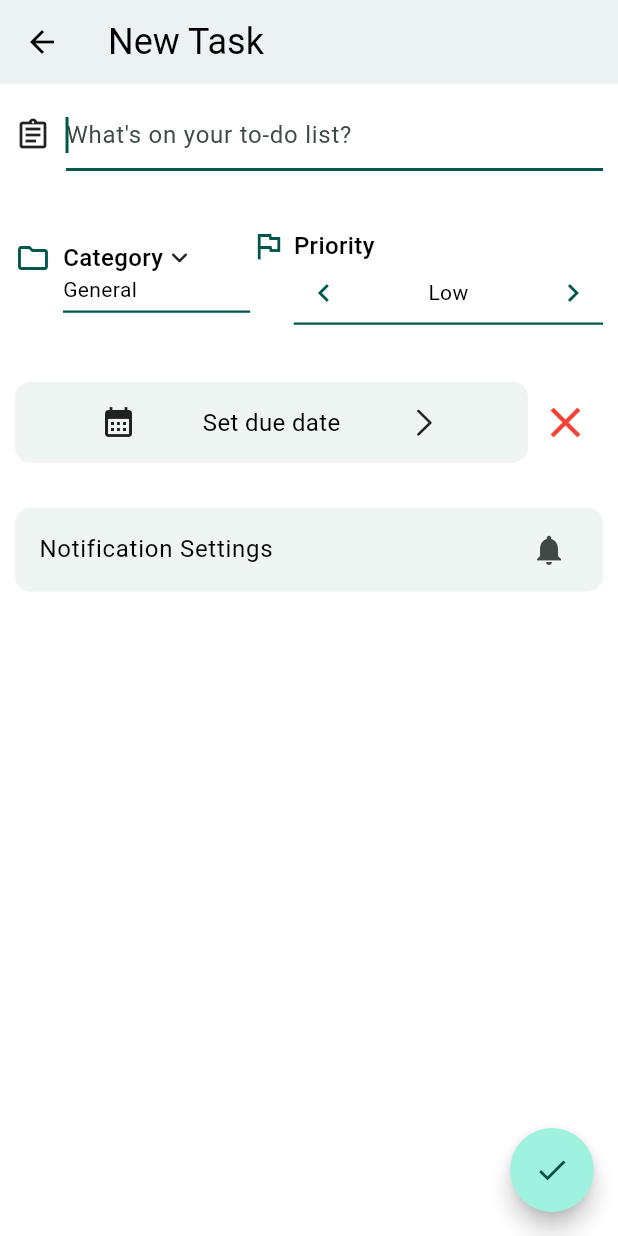
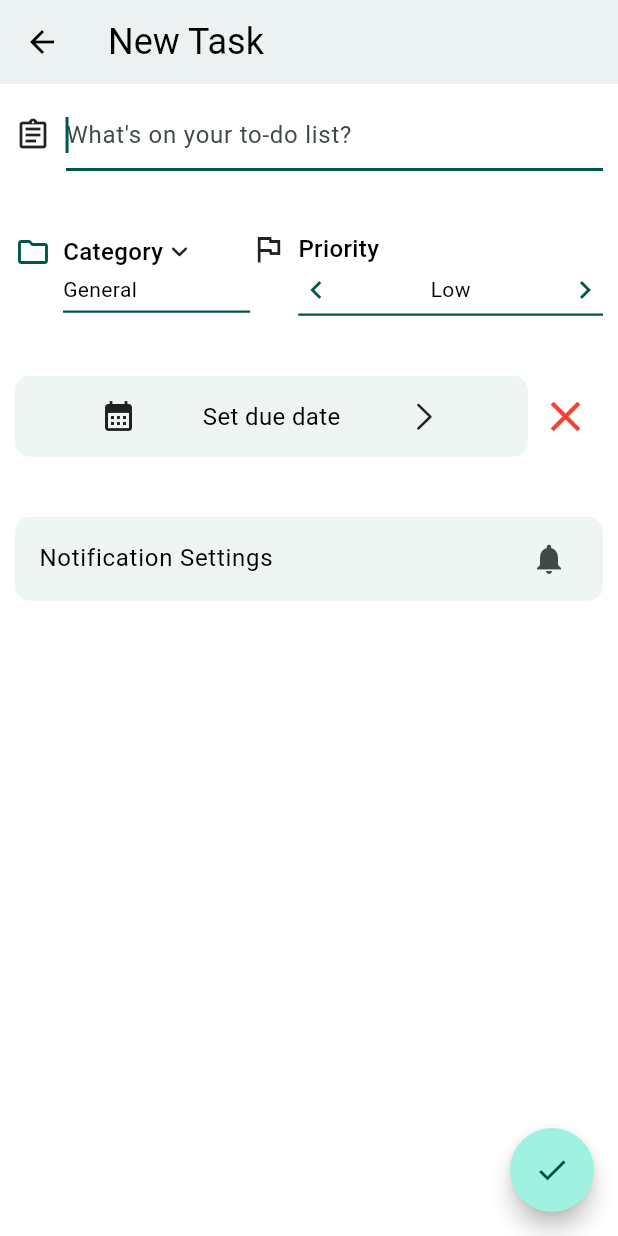
Before and after one commit to HP1324/darrt, a Flutter app: the TaskEditorPage screen opened directly, on a phone screen of 412 x 824 dp. Run offline on Flutter 3.47's test engine with Material 3 defaults, Android fonts, the phone set to English and light mode, and no system bars; drawn by our look-alikes of toastification; our stand-ins replace awesome_notifications, fl_chart, flex_color_scheme, font_awesome_flutter, get_storage, iconsax and 3 more; accounts and stored records are empty.

```diff
--- a/lib/view_models/priority_view_model.dart
+++ b/lib/view_models/priority_view_model.dart
@@ -2,18 +2,8 @@ import 'package:flutter/material.dart';
 import 'package:minimaltodo/theme/app_theme.dart';
 
 class PriorityViewModel extends ChangeNotifier{
-  // List<String> priorities = ["Urgent", "High", "Medium", "Low"];
-  // int? currentValue = 3;
-  // String? currentPriority;
-  // Color labelColor = Colors.black;
-  // Color? chipColor;
-  // void updatePriority(bool selected, int index){
-  //   currentValue = selected ? index : null;
-  //   currentValue ??= 3;
-  //   currentPriority = priorities[currentValue!];
-  //   notifyListeners();
-  // }
-  List<String> priorities = ["Urgent", "High", "Medium", "Low"];
+
+  List<String> priorities = ["Urgent",  "High", "Medium", "Low"];
   int currentValue = 3;  // Default to Low
   String get currentPriority => priorities[currentValue];
 
--- a/lib/views/pages/task_editor_page.dart
+++ b/lib/views/pages/task_editor_page.dart
@@ -67,14 +67,13 @@ class _TaskEditorPageState extends State<TaskEditorPage> {
           padding: const EdgeInsets.symmetric(horizontal: 10.0, vertical: 10),
           child: SingleChildScrollView(
             child: Column(
-              spacing: 30,
+              spacing: 40,
               children: [
                 TaskTextField(titleController: titleController, widget: widget),
                 Row(
-
                   children: [
-                    Flexible(flex: 2,child: const AddToListButton()),
-                    Flexible(flex: 3,child: const SetPriorityWidget()),
+                    Flexible(flex: 2, child: const AddToListButton()),
+                    Flexible(flex: 3, child: const SetPriorityWidget()),
                   ],
                 ),
                 DateTimePickerButton(mounted: mounted),
@@ -94,8 +93,7 @@ class _TaskEditorPageState extends State<TaskEditorPage> {
               if (success) {
                 navigator.pop();
                 showToast(title: 'Task Added');
-                logger.d(
-                    'Scheduled notifications ${AwesomeNotifications().listScheduledNotifications()}');
+                logger.d('Scheduled notifications ${AwesomeNotifications().listScheduledNotifications()}');
               }
             } else {
               final changes = await tvm.editTask();
@@ -162,26 +160,16 @@ class SetPriorityWidget extends StatelessWidget {
 
   @override
   Widget build(BuildContext context) {
-    return Padding(
-      padding: const EdgeInsets.symmetric(vertical: 8),
-      child: Row(
+    return Row(
       crossAxisAlignment: CrossAxisAlignment.start,
       children: [
-          Padding(
-            padding: const EdgeInsets.only(right: 5),
-            child: Icon(
-              Icons.flag_outlined,
-              color: Theme.of(context).colorScheme.primary,
-            ),
-          ),
+        Icon(Icons.flag_outlined),
+        const SizedBox(width: 8),
         Expanded(
           child: Container(
             decoration: BoxDecoration(
               border: Border(
-                  bottom: BorderSide(
-                    color: Theme.of(context).colorScheme.primary,
-                    width: 1.5,
-                  ),
+                bottom: BorderSide(color: Theme.of(context).colorScheme.primary, width: 1.5),
               ),
             ),
             child: Column(
@@ -191,54 +179,49 @@ class SetPriorityWidget extends StatelessWidget {
                   children: [
                     Text(
                       'Priority',
-                        style: TextStyle(
-                          fontSize: Theme.of(context).textTheme.titleMedium!.fontSize,
-                          fontWeight: FontWeight.w500,
-                        ),
+                      style: TextStyle(fontSize: Theme.of(context).textTheme.titleMedium!.fontSize, fontWeight: FontWeight.w500),
                     ),
                   ],
                 ),
                 Consumer2<PriorityViewModel, TaskViewModel>(
                   builder: (_, pvm, tvm, __) {
-                      return Row(
-                        mainAxisAlignment: MainAxisAlignment.spaceBetween,
+                    return Padding(
+                      padding: const EdgeInsets.symmetric(vertical: 4),
+                      child: Row(
                         children: [
-                          // Left Arrow
-                          IconButton(
-                            onPressed: () {
+                          GestureDetector(
+                            onTap: () {
                               pvm.navigatePriority(false);
                               tvm.priority = pvm.currentPriority;
                             },
-                            icon: Icon(
+                            child: Icon(
                               Icons.chevron_left,
                               color: Theme.of(context).colorScheme.primary,
                             ),
-                            padding: EdgeInsets.zero,
-                            visualDensity: VisualDensity.compact,
                           ),
-                          // Priority Text
-                          Text(
+                          Expanded(
+                            child: Center(
+                              child: Text(
                                 pvm.currentPriority,
                                 style: TextStyle(
                                   fontSize: Theme.of(context).textTheme.labelLarge!.fontSize,
                                   fontWeight: FontWeight.w400,
                                 ),
                               ),
-                          // Right Arrow
-                          IconButton(
-                            onPressed: () {
+                            ),
+                          ),
+                          GestureDetector(
+                            onTap: () {
                               pvm.navigatePriority(true);
                               tvm.priority = pvm.currentPriority;
                             },
-                            icon: Icon(
+                            child: Icon(
                               Icons.chevron_right,
                               color: Theme.of(context).colorScheme.primary,
                             ),
-                            padding: EdgeInsets.zero,
-                            constraints: const BoxConstraints(),
-                            visualDensity: VisualDensity.compact,
                           ),
                         ],
+                      ),
                     );
                   },
                 ),
@@ -247,7 +230,6 @@ class SetPriorityWidget extends StatelessWidget {
           ),
         ),
       ],
-      ),
     );
   }
 }
@@ -257,8 +239,7 @@ class AddToListButton extends StatelessWidget {
 
   @override
   Widget build(BuildContext context) {
-    return Container(
-      child: InkWell(
+    return InkWell(
       onTap: () {
         final gvm = Provider.of<GeneralViewModel>(context, listen: false);
         gvm.textFieldNode.unfocus();
@@ -275,9 +256,7 @@ class AddToListButton extends StatelessWidget {
                   const SizedBox(height: 8),
                   ListTile(
                     onTap: () {
-                        Navigator.of(context).push(PageTransition(
-                            child: NewListPage(editMode: false),
-                            type: PageTransitionType.leftToRightWithFade));
+                      Navigator.of(context).push(PageTransition(child: NewListPage(editMode: false), type: PageTransitionType.leftToRightWithFade));
                     },
                     title: Text(
                       'Create New List',
@@ -308,9 +287,8 @@ class AddToListButton extends StatelessWidget {
                             itemBuilder: (_, index) {
                               return Card(
                                 elevation: 0,
-                                  color: (tvm.currentTask.list ?? items[0]) == items[index]
-                                      ? Theme.of(context).colorScheme.surface
-                                      : Colors.transparent,
+                                color:
+                                    (tvm.currentTask.list ?? items[0]) == items[index] ? Theme.of(context).colorScheme.surface : Colors.transparent,
                                 margin: const EdgeInsets.symmetric(vertical: 4),
                                 child: RadioListTile(
                                   value: items[index],
@@ -325,8 +303,7 @@ class AddToListButton extends StatelessWidget {
                                         child: Icon(
                                           ListService.getIcon(items[index].iconCode),
                                           color: items[index].listColor != null
-                                                ? ListService.getColorFromString(
-                                                context, items[index].listColor!)
+                                              ? ListService.getColorFromString(context, items[index].listColor!)
                                               : null,
                                           size: 20,
                                         ),
@@ -335,11 +312,7 @@ class AddToListButton extends StatelessWidget {
                                       Text(
                                         items[index].name!,
                                         style: TextStyle(
-                                            fontWeight:
-                                            (tvm.currentTask.list ?? items[0]) ==
-                                                items[index]
-                                                ? FontWeight.bold
-                                                : FontWeight.normal,
+                                          fontWeight: (tvm.currentTask.list ?? items[0]) == items[index] ? FontWeight.bold : FontWeight.normal,
                                         ),
                                       ),
                                     ],
@@ -347,8 +320,7 @@ class AddToListButton extends StatelessWidget {
                                   onChanged: (selected) {
                                     lvm.updateChosenList(selected!);
                                     tvm.list = selected;
-                                      logger.d(
-                                          'chosen list: ${selected.name}, icon: ${selected.iconCode}');
+                                    logger.d('chosen list: ${selected.name}, icon: ${selected.iconCode}');
                                   },
                                 ),
                               );
@@ -384,14 +356,15 @@ class AddToListButton extends StatelessWidget {
         );
       },
       child: Row(
-          mainAxisSize: MainAxisSize.min,
         crossAxisAlignment: CrossAxisAlignment.start,
         children: [
-            Icon(Icons.folder_outlined,color:Theme.of(context).colorScheme.primary),
+          Icon(
+            Icons.folder_outlined,
+            color: Theme.of(context).colorScheme.primary,
+          ),
           const SizedBox(width: 8),
           Expanded(
             child: Container(
-                padding: const EdgeInsets.only(bottom: 4),
               decoration: BoxDecoration(
                 border: Border(
                   bottom: BorderSide(
@@ -410,7 +383,6 @@ class AddToListButton extends StatelessWidget {
                         style: TextStyle(
                           fontSize: Theme.of(context).textTheme.titleMedium!.fontSize,
                           fontWeight: FontWeight.w500,
-                            color: Theme.of(context).colorScheme.onSurface,
                         ),
                       ),
                       Icon(
@@ -421,12 +393,14 @@ class AddToListButton extends StatelessWidget {
                   ),
                   Consumer<TaskViewModel>(
                     builder: (_, tvm, __) {
-                        logger.d('Chosen list in consumer ${tvm.currentTask.list?.name ?? 'General'}');
-                        return Text(
+                      return Padding(
+                        padding: const EdgeInsets.symmetric(vertical: 4),
+                        child: Text(
                           tvm.currentTask.list?.name ?? 'General',
                           style: TextStyle(
                             fontSize: Theme.of(context).textTheme.labelLarge!.fontSize,
                             fontWeight: FontWeight.w400,
+                          ),
                         ),
                       );
                     },
@@ -436,7 +410,6 @@ class AddToListButton extends StatelessWidget {
             ),
           ),
         ],
-        ),
       ),
     );
   }
@@ -458,22 +431,14 @@ class DateTimePickerButton extends StatelessWidget {
           child: Consumer2<TaskViewModel, GeneralViewModel>(builder: (_, tvm, gvm, __) {
             return InkWell(
               onTap: () {
-                showDatePicker(
-                        context: context,
-                        firstDate: DateTime.now(),
-                        lastDate: DateTime.now().add(const Duration(days: 18250)))
+                showDatePicker(context: context, firstDate: DateTime.now(), lastDate: DateTime.now().add(const Duration(days: 18250)))
                     .then((selectedDate) {
                   if (selectedDate != null && mounted) {
-                    showTimePicker(context: context, initialTime: TimeOfDay.now())
-                        .then((selectedTime) {
+                    showTimePicker(context: context, initialTime: TimeOfDay.now()).then((selectedTime) {
                       if (selectedTime != null) {
                         final dueDateChanged = tvm.updateDueDate(selectedDate, selectedTime);
                         if (!dueDateChanged) {
-                          showToast(
-                              title: 'Invalid date or time',
-                              bgColor: Colors.red.shade400,
-                              fgColor: Colors.white,
-                              alignment: Alignment.center);
+                          showToast(title: 'Invalid date or time', bgColor: Colors.red.shade400, fgColor: Colors.white, alignment: Alignment.center);
                         }
                       }
                     });
@@ -498,8 +463,7 @@ class DateTimePickerButton extends StatelessWidget {
                           Icon(Icons.calendar_month),
                           Text(
                             'Set due date',
-                            style: TextStyle(
-                                fontSize: Theme.of(context).textTheme.titleMedium!.fontSize),
+                            style: TextStyle(fontSize: Theme.of(context).textTheme.titleMedium!.fontSize),
                           ),
                           Icon(
                             CupertinoIcons.chevron_right,
@@ -543,24 +507,15 @@ class GotoNotificationSettings extends StatelessWidget {
   @override
   Widget build(BuildContext context) {
     return Container(
-      decoration: BoxDecoration(
-          borderRadius: BorderRadius.circular(10),
-          color: Theme.of(context).colorScheme.surfaceContainerLow),
+      decoration: BoxDecoration(borderRadius: BorderRadius.circular(10), color: Theme.of(context).colorScheme.surfaceContainerLow),
       child: Consumer<TaskViewModel>(builder: (_, taskVM, __) {
         return ListTile(
             onTap: () {
               if (taskVM.currentTask.dueDate != null) {
-                Navigator.push(
-                    context,
-                    PageTransition(
-                        child: TaskNotificationSettingsPage(), type: PageTransitionType.fade));
+                Navigator.push(context, PageTransition(child: TaskNotificationSettingsPage(), type: PageTransitionType.fade));
                 taskVM.setNotifConfigInUI();
               } else {
-                showToast(
-                    title: 'Please set a due date first',
-                    fgColor: Colors.white,
-                    bgColor: Colors.red,
-                    alignment: Alignment.center);
+                showToast(title: 'Please set a due date first', fgColor: Colors.white, bgColor: Colors.red, alignment: Alignment.center);
               }
             },
             title: Text(
```
Lines whose indentation alone changed are shown as unchanged.
